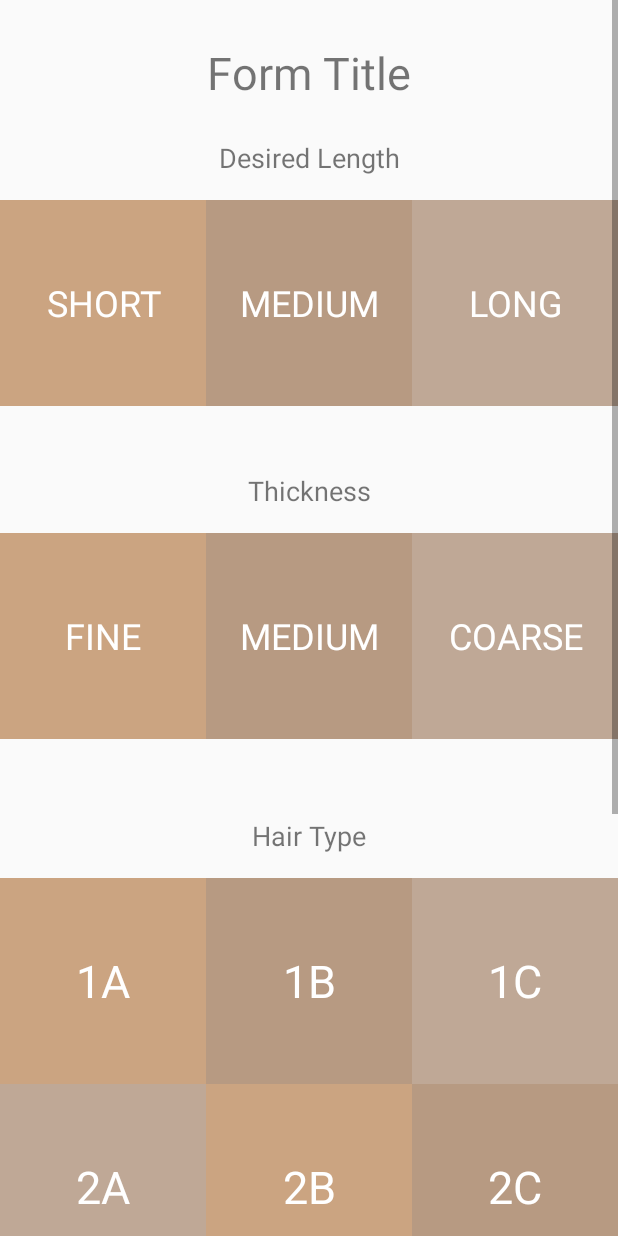
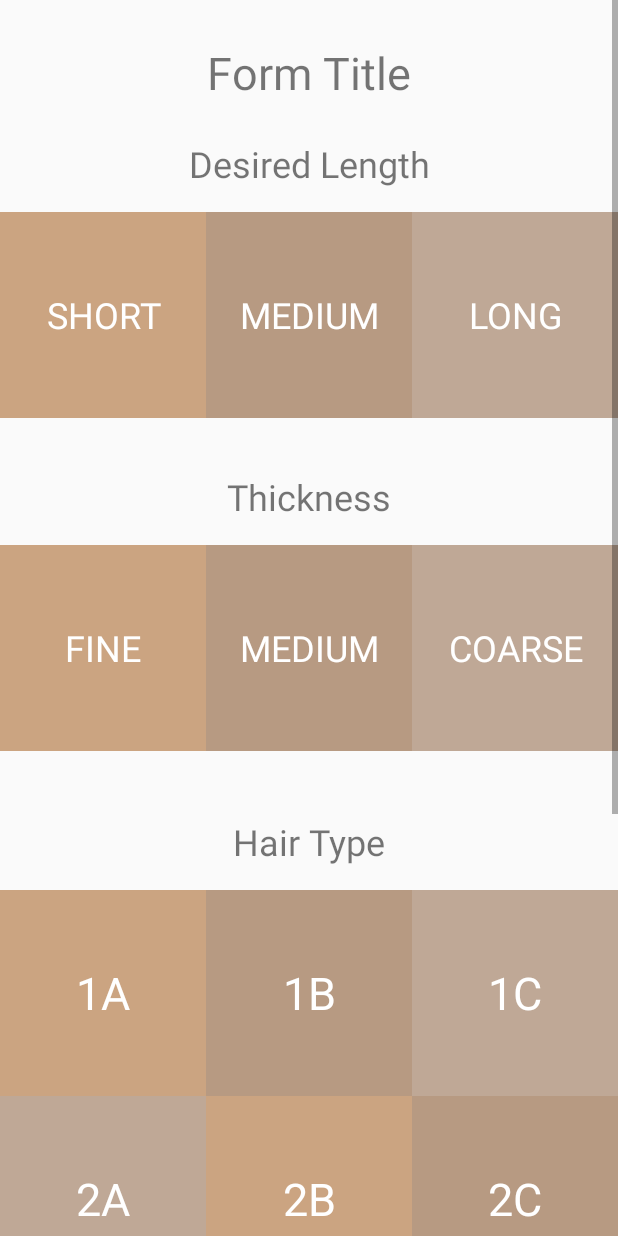
Before and after one commit to vigsu2000/Bahrber, an Android app: the FormScreen screen opened directly, with no data from a screen before it, on a phone screen of 412 x 824 dp. Run offline under Robolectric (Android 15) with nearby library versions, the phone set to English and light mode, and no system bars.

Commit message:
Resource modifications and reintroduce result activity

```diff
--- a/Bahrber/app/src/main/AndroidManifest.xml
+++ b/Bahrber/app/src/main/AndroidManifest.xml
@@ -21,6 +21,7 @@
                 <category android:name="android.intent.category.LAUNCHER" />
             </intent-filter>
         </activity>
+        <activity android:name=".Result"></activity>
     </application>
 
 </manifest>
--- a/Bahrber/app/src/main/java/com/example/vignesh/imageupload/FormScreen.java
+++ b/Bahrber/app/src/main/java/com/example/vignesh/imageupload/FormScreen.java
@@ -1,5 +1,6 @@
 package com.example.vignesh.imageupload;
 
+import android.content.Intent;
 import android.graphics.Color;
 import android.graphics.drawable.ColorDrawable;
 import android.graphics.drawable.Drawable;
@@ -151,6 +152,13 @@ public class FormScreen extends AppCompatActivity {
             }
         }
 
+        submit.setOnClickListener(new View.OnClickListener() {
+            public void onClick(View view) {
+                Intent intent = new Intent(FormScreen.this, Result.class);
+                startActivity(intent);
+            }
+        });
+
         printButtonStates();
         drawButtons();
     }
--- /dev/null
+++ b/Bahrber/app/src/main/java/com/example/vignesh/imageupload/Result.java
@@ -0,0 +1,13 @@
+package com.example.vignesh.imageupload;
+
+import android.support.v7.app.AppCompatActivity;
+import android.os.Bundle;
+
+public class Result extends AppCompatActivity {
+
+    @Override
+    protected void onCreate(Bundle savedInstanceState) {
+        super.onCreate(savedInstanceState);
+        setContentView(R.layout.activity_result);
+    }
+}
--- a/Bahrber/app/src/main/res/layout/activity_form_screen.xml
+++ b/Bahrber/app/src/main/res/layout/activity_form_screen.xml
@@ -23,7 +23,7 @@
                 android:layout_marginTop="16dp"
                 android:layout_marginBottom="24dp"
                 android:text="@string/submit"
-                android:textSize="18sp"
+                android:textSize="@dimen/button_text_size"
                 android:typeface="sans"
                 app:layout_constraintBottom_toBottomOf="parent"
                 app:layout_constraintEnd_toEndOf="parent"
@@ -58,7 +58,7 @@
                     android:layout_width="wrap_content"
                     android:layout_height="wrap_content"
                     android:text="@string/hair_type"
-                    android:textSize="18sp"
+                    android:textSize="24sp"
                     app:layout_constraintEnd_toEndOf="parent"
                     app:layout_constraintStart_toStartOf="parent" />
 
@@ -85,33 +85,36 @@
                             android:layout_width="0dp"
                             android:layout_height="match_parent"
                             android:layout_weight="1"
-                            android:background="#ffcba481"
+                            android:background="@color/colorPrimary"
                             android:text="@string/_1a"
-                            android:textColor="#ffffffff"
+                            android:textColor="@color/formTextColor"
                             android:textSize="30sp"
-                            android:typeface="sans" />
+                            android:typeface="sans"
+                            style="?android:attr/borderlessButtonStyle" />
 
                         <Button
                             android:id="@+id/button1b"
                             android:layout_width="0dp"
                             android:layout_height="match_parent"
                             android:layout_weight="1"
-                            android:background="#ffb79a82"
+                            android:background="@color/colorPrimaryDark"
                             android:text="@string/_1b"
-                            android:textColor="#ffffffff"
+                            android:textColor="@color/formTextColor"
                             android:textSize="30sp"
-                            android:typeface="sans" />
+                            android:typeface="sans"
+                            style="?android:attr/borderlessButtonStyle" />
 
                         <Button
                             android:id="@+id/button1c"
                             android:layout_width="0dp"
                             android:layout_height="match_parent"
                             android:layout_weight="1"
-                            android:background="#ffbfa896"
+                            android:background="@color/colorAccent"
                             android:text="@string/_1c"
-                            android:textColor="#ffffffff"
+                            android:textColor="@color/formTextColor"
                             android:textSize="30sp"
-                            android:typeface="sans" />
+                            android:typeface="sans"
+                            style="?android:attr/borderlessButtonStyle" />
 
                     </LinearLayout>
 
@@ -129,33 +132,36 @@
                             android:layout_width="0dp"
                             android:layout_height="match_parent"
                             android:layout_weight="1"
-                            android:background="#ffbfa896"
+                            android:background="@color/colorAccent"
                             android:text="@string/_2a"
-                            android:textColor="#ffffffff"
+                            android:textColor="@color/formTextColor"
                             android:textSize="30sp"
-                            android:typeface="sans" />
+                            android:typeface="sans"
+                            style="?android:attr/borderlessButtonStyle" />
 
                         <Button
                             android:id="@+id/button2b"
                             android:layout_width="0dp"
                             android:layout_height="match_parent"
                             android:layout_weight="1"
-                            android:background="#ffcba481"
+                            android:background="@color/colorPrimary"
                             android:text="@string/_2b"
-                            android:textColor="#ffffffff"
+                            android:textColor="@color/formTextColor"
                             android:textSize="30sp"
-                            android:typeface="sans" />
+                            android:typeface="sans"
+                            style="?android:attr/borderlessButtonStyle" />
 
                         <Button
                             android:id="@+id/button2c"
                             android:layout_width="0dp"
                             android:layout_height="match_parent"
                             android:layout_weight="1"
-                            android:background="#ffb79a82"
+                            android:background="@color/colorPrimaryDark"
                             android:text="@string/_2c"
-                            android:textColor="#ffffffff"
+                            android:textColor="@color/formTextColor"
                             android:textSize="30sp"
-                            android:typeface="sans" />
+                            android:typeface="sans"
+                            style="?android:attr/borderlessButtonStyle" />
 
                     </LinearLayout>
 
@@ -173,33 +179,36 @@
                             android:layout_width="0dp"
                             android:layout_height="match_parent"
                             android:layout_weight="1"
-                            android:background="#ffb79a82"
+                            android:background="@color/colorPrimaryDark"
                             android:text="@string/_3a"
-                            android:textColor="#ffffffff"
+                            android:textColor="@color/formTextColor"
                             android:textSize="30sp"
-                            android:typeface="sans" />
+                            android:typeface="sans"
+                            style="?android:attr/borderlessButtonStyle" />
 
                         <Button
                             android:id="@+id/button3b"
                             android:layout_width="0dp"
                             android:layout_height="match_parent"
                             android:layout_weight="1"
-                            android:background="#ffbfa896"
+                            android:background="@color/colorAccent"
                             android:text="@string/_3b"
-                            android:textColor="#ffffffff"
+                            android:textColor="@color/formTextColor"
                             android:textSize="30sp"
-                            android:typeface="sans" />
+                            android:typeface="sans"
+                            style="?android:attr/borderlessButtonStyle" />
 
                         <Button
                             android:id="@+id/button3c"
                             android:layout_width="0dp"
                             android:layout_height="match_parent"
                             android:layout_weight="1"
-                            android:background="#ffcba481"
+                            android:background="@color/colorPrimary"
                             android:text="@string/_3c"
-                            android:textColor="#ffffffff"
+                            android:textColor="@color/formTextColor"
                             android:textSize="30sp"
-                            android:typeface="sans" />
+                            android:typeface="sans"
+                            style="?android:attr/borderlessButtonStyle" />
 
                     </LinearLayout>
 
@@ -217,33 +226,36 @@
                             android:layout_width="0dp"
                             android:layout_height="match_parent"
                             android:layout_weight="1"
-                            android:background="#ffcba481"
+                            android:background="@color/colorPrimary"
                             android:text="@string/_4a"
-                            android:textColor="#ffffffff"
+                            android:textColor="@color/formTextColor"
                             android:textSize="30sp"
-                            android:typeface="sans" />
+                            android:typeface="sans"
+                            style="?android:attr/borderlessButtonStyle" />
 
                         <Button
                             android:id="@+id/button4b"
                             android:layout_width="0dp"
                             android:layout_height="match_parent"
                             android:layout_weight="1"
-                            android:background="#ffb79a82"
+                            android:background="@color/colorPrimaryDark"
                             android:text="@string/_4b"
-                            android:textColor="#ffffffff"
+                            android:textColor="@color/formTextColor"
                             android:textSize="30sp"
-                            android:typeface="sans" />
+                            android:typeface="sans"
+                            style="?android:attr/borderlessButtonStyle" />
 
                         <Button
                             android:id="@+id/button4c"
                             android:layout_width="0dp"
                             android:layout_height="match_parent"
                             android:layout_weight="1"
-                            android:background="#ffbfa896"
+                            android:background="@color/colorAccent"
                             android:text="@string/_4c"
-                            android:textColor="#ffffffff"
+                            android:textColor="@color/formTextColor"
                             android:textSize="30sp"
-                            android:typeface="sans" />
+                            android:typeface="sans"
+                            style="?android:attr/borderlessButtonStyle" />
 
                     </LinearLayout>
 
@@ -266,7 +278,7 @@
                     android:layout_width="wrap_content"
                     android:layout_height="wrap_content"
                     android:text="@string/desired_length"
-                    android:textSize="18sp"
+                    android:textSize="24sp"
                     app:layout_constraintEnd_toEndOf="parent"
                     app:layout_constraintHorizontal_bias="0.501"
                     app:layout_constraintStart_toStartOf="parent"
@@ -287,33 +299,36 @@
                         android:layout_width="0dp"
                         android:layout_height="match_parent"
                         android:layout_weight="1"
-                        android:background="#ffcba481"
+                        android:background="@color/colorPrimary"
                         android:text="@string/shortLength"
-                        android:textColor="#ffffffff"
+                        android:textColor="@color/formTextColor"
                         android:textSize="24sp"
-                        android:typeface="sans" />
+                        android:typeface="sans"
+                        style="?android:attr/borderlessButtonStyle" />
 
                     <Button
                         android:id="@+id/buttonMediumLength"
                         android:layout_width="0dp"
                         android:layout_height="match_parent"
                         android:layout_weight="1"
-                        android:background="#ffb79a82"
+                        android:background="@color/colorPrimaryDark"
                         android:text="@string/mediumLength"
-                        android:textColor="#ffffffff"
+                        android:textColor="@color/formTextColor"
                         android:textSize="24sp"
-                        android:typeface="sans" />
+                        android:typeface="sans"
+                        style="?android:attr/borderlessButtonStyle" />
 
                     <Button
                         android:id="@+id/buttonLong"
                         android:layout_width="0dp"
                         android:layout_height="match_parent"
                         android:layout_weight="1"
-                        android:background="#ffbfa896"
+                        android:background="@color/colorAccent"
                         android:text="@string/longLength"
-                        android:textColor="#ffffffff"
+                        android:textColor="@color/formTextColor"
                         android:textSize="24sp"
-                        android:typeface="sans" />
+                        android:typeface="sans"
+                        style="?android:attr/borderlessButtonStyle" />
 
                 </LinearLayout>
 
@@ -333,7 +348,7 @@
                     android:layout_width="wrap_content"
                     android:layout_height="wrap_content"
                     android:text="@string/thickness"
-                    android:textSize="18sp"
+                    android:textSize="24sp"
                     app:layout_constraintEnd_toEndOf="parent"
                     app:layout_constraintStart_toStartOf="parent"
                     app:layout_constraintTop_toTopOf="parent" />
@@ -346,40 +361,44 @@
                     android:orientation="horizontal"
                     app:layout_constraintEnd_toEndOf="parent"
                     app:layout_constraintStart_toStartOf="parent"
-                    app:layout_constraintTop_toBottomOf="@+id/thickness">
+                    app:layout_constraintTop_toBottomOf="@+id/thickness"
+                    >
 
                     <Button
                         android:id="@+id/buttonFine"
                         android:layout_width="0dp"
                         android:layout_height="match_parent"
                         android:layout_weight="1"
-                        android:background="#ffcba481"
+                        android:background="@color/colorPrimary"
                         android:text="@string/fine"
-                        android:textColor="#ffffffff"
+                        android:textColor="@color/formTextColor"
                         android:textSize="24sp"
-                        android:typeface="sans" />
+                        android:typeface="sans"
+                        style="?android:attr/borderlessButtonStyle" />
 
                     <Button
                         android:id="@+id/buttonMediumThickness"
                         android:layout_width="0dp"
                         android:layout_height="match_parent"
                         android:layout_weight="1"
-                        android:background="#ffb79a82"
+                        android:background="@color/colorPrimaryDark"
                         android:text="@string/mediumThickness"
-                        android:textColor="#ffffffff"
+                        android:textColor="@color/formTextColor"
                         android:textSize="24sp"
-                        android:typeface="sans" />
+                        android:typeface="sans"
+                        style="?android:attr/borderlessButtonStyle"/>
 
                     <Button
                         android:id="@+id/buttonCoarse"
                         android:layout_width="0dp"
                         android:layout_height="match_parent"
                         android:layout_weight="1"
-                        android:background="#ffbfa896"
+                        android:background="@color/colorAccent"
                         android:text="@string/coarse"
-                        android:textColor="#ffffffff"
+                        android:textColor="@color/formTextColor"
                         android:textSize="24sp"
-                        android:typeface="sans" />
+                        android:typeface="sans"
+                        style="?android:attr/borderlessButtonStyle"/>
                 </LinearLayout>
             </android.support.constraint.ConstraintLayout>
 
--- a/Bahrber/app/src/main/res/layout/activity_home.xml
+++ b/Bahrber/app/src/main/res/layout/activity_home.xml
@@ -11,7 +11,7 @@
         android:layout_width="wrap_content"
         android:layout_height="wrap_content"
         android:text="@string/begin"
-        android:textSize="25sp"
+        android:textSize="@dimen/button_text_size"
         app:layout_constraintBottom_toBottomOf="parent"
         app:layout_constraintHorizontal_bias="0.501"
         app:layout_constraintLeft_toLeftOf="parent"
--- a/Bahrber/app/src/main/res/layout/activity_main.xml
+++ b/Bahrber/app/src/main/res/layout/activity_main.xml
@@ -10,39 +10,46 @@
         android:layout_width="match_parent"
         android:layout_height="wrap_content"
         android:text="Choose Image"
-        android:id="@+id/chooseImg"/>
+        android:id="@+id/chooseImg"
+        android:textSize="@dimen/button_text_size" />
 
     <Button
         android:layout_width="match_parent"
         android:layout_height="wrap_content"
         android:text="Upload Image"
-        android:id="@+id/uploadImg"/>
+        android:id="@+id/uploadImg"
+        android:textSize="@dimen/button_text_size" />
 
     <Button
         android:layout_width="match_parent"
         android:layout_height="wrap_content"
         android:text="Retrieve Image 1"
-        android:id="@+id/retrieveImg1"/>
+        android:id="@+id/retrieveImg1"
+        android:textSize="@dimen/button_text_size" />
 
     <Button
         android:layout_width="match_parent"
         android:layout_height="wrap_content"
         android:text="Retrieve Image 2"
-        android:id="@+id/retrieveImg2"/>
+        android:id="@+id/retrieveImg2"
+        android:textSize="@dimen/button_text_size" />
 
     <ImageView
         android:id="@+id/imgView1"
         android:layout_width="match_parent"
-        android:layout_height="129dp" />
+        android:layout_height="129dp"
+        android:textSize="@dimen/button_text_size" />
 
     <ImageView
         android:id="@+id/imgView2"
         android:layout_width="match_parent"
-        android:layout_height="122dp" />
+        android:layout_height="122dp"
+        android:textSize="@dimen/button_text_size" />
 
     <Button
         android:id="@+id/next"
         android:layout_width="match_parent"
         android:layout_height="wrap_content"
-        android:text="Button" />
+        android:text="@string/next"
+        android:textSize="@dimen/button_text_size" />
 </LinearLayout>
--- /dev/null
+++ b/Bahrber/app/src/main/res/layout/activity_result.xml
@@ -0,0 +1,9 @@
+<?xml version="1.0" encoding="utf-8"?>
+<android.support.constraint.ConstraintLayout xmlns:android="http://schemas.android.com/apk/res/android"
+    xmlns:app="http://schemas.android.com/apk/res-auto"
+    xmlns:tools="http://schemas.android.com/tools"
+    android:layout_width="match_parent"
+    android:layout_height="match_parent"
+    tools:context=".Result">
+
+</android.support.constraint.ConstraintLayout>
--- a/Bahrber/app/src/main/res/values/colors.xml
+++ b/Bahrber/app/src/main/res/values/colors.xml
@@ -1,6 +1,7 @@
 <?xml version="1.0" encoding="utf-8"?>
 <resources>
-    <color name="colorPrimary">#008577</color>
-    <color name="colorPrimaryDark">#00574B</color>
-    <color name="colorAccent">#D81B60</color>
+    <color name="colorPrimary">#ffcba481</color>
+    <color name="colorPrimaryDark">#ffb79a82</color>
+    <color name="colorAccent">#ffbfa896</color>
+    <color name="formTextColor">#ffffffff</color>
 </resources>
--- a/Bahrber/app/src/main/res/values/dimens.xml
+++ b/Bahrber/app/src/main/res/values/dimens.xml
@@ -5,4 +5,5 @@
     <!-- Default screen margins, per the Android Design guidelines. -->
     <dimen name="activity_horizontal_margin">16dp</dimen>
     <dimen name="activity_vertical_margin">16dp</dimen>
+    <dimen name="button_text_size">20sp</dimen>
 </resources>
```
Also changed, not shown: Bahrber/app/src/main/res/values/strings.xml (+5 -4 lines).
